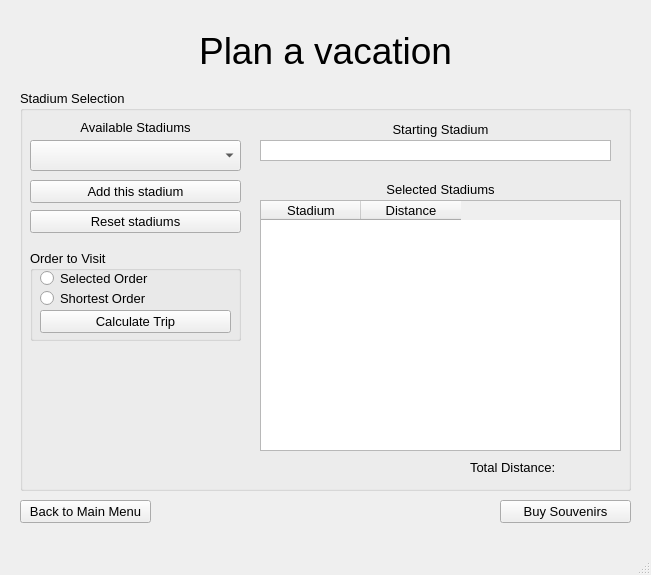
The window that customtour.ui (Jesus0342/CS1D-Project-2) describes before a commit, drawn with Qt 5.
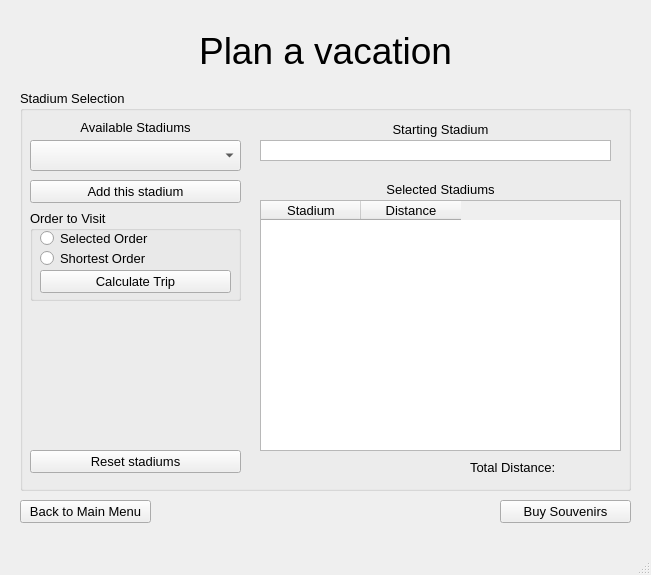
The same window after the commit.

The edit to the form file:
```diff
--- a/customtour.ui
+++ b/customtour.ui
@@ -123,7 +123,7 @@
      <property name="geometry">
       <rect>
        <x>10</x>
-       <y>120</y>
+       <y>360</y>
        <width>211</width>
        <height>23</height>
       </rect>
@@ -217,7 +217,7 @@
      <property name="geometry">
       <rect>
        <x>10</x>
-       <y>160</y>
+       <y>120</y>
        <width>211</width>
        <height>91</height>
       </rect>
```
